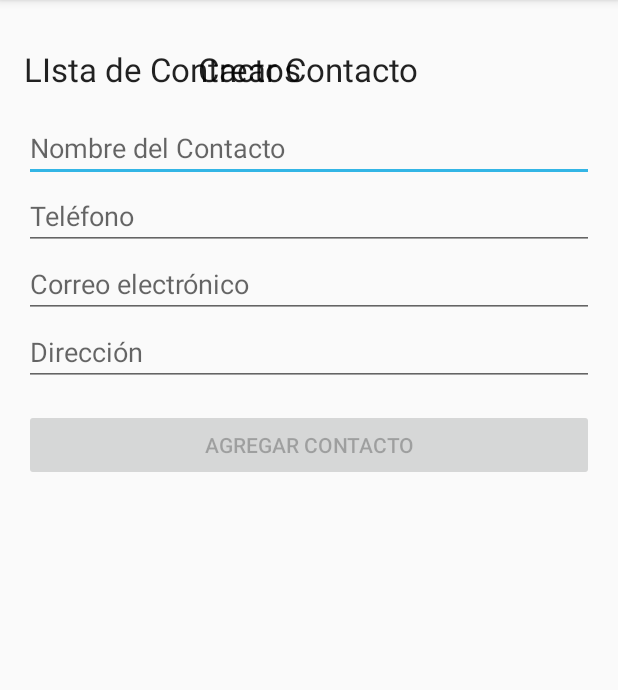
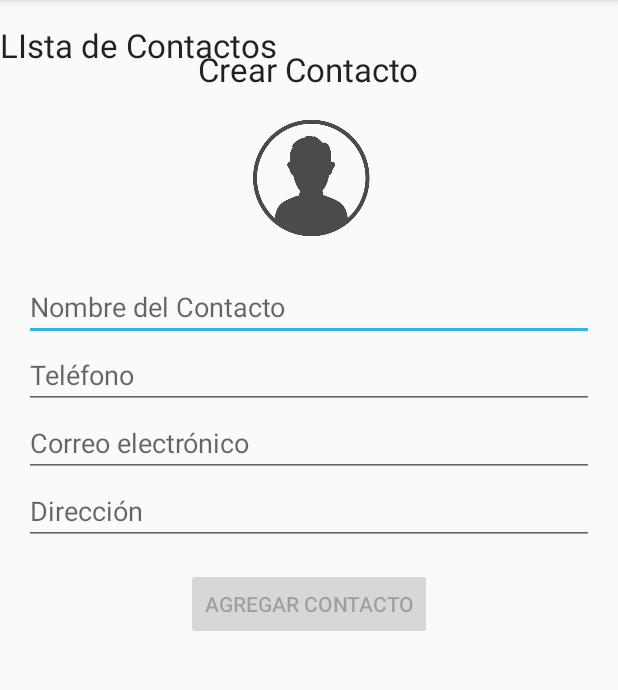
Before and after one commit to githubrepositorio/MisContactos, an Android app: the screen it shows after launch (MainActivity), on a phone screen of 412 x 824 dp, the part 84-774 px from its top. Run offline under Robolectric (Android 15) with nearby library versions, the phone set to English and light mode, and no system bars.

Commit message:
Actualizacion 14-03-2016 12.48 AM

```diff
--- a/app/src/main/java/com/acmel/proyecto/miscontactos/MainActivity.java
+++ b/app/src/main/java/com/acmel/proyecto/miscontactos/MainActivity.java
@@ -1,14 +1,19 @@
 package com.acmel.proyecto.miscontactos;
 
+import android.content.Intent;
+import android.os.Build;
 import android.support.v7.app.AppCompatActivity;
 import android.os.Bundle;
 import android.view.View;
+import android.widget.ArrayAdapter;
 import android.widget.Button;
 import android.widget.EditText;
+import android.widget.ImageView;
 import android.widget.ListView;
 import android.widget.TabHost;
 import android.widget.Toast;
 
+import com.acmel.proyecto.miscontactos.util.ContactListAdapter;
 import com.acmel.proyecto.miscontactos.util.Contacto;
 import com.acmel.proyecto.miscontactos.util.TextChangedListener;
 
@@ -18,16 +23,25 @@ import java.util.List;
 public class MainActivity extends AppCompatActivity {
 
     private EditText txtNombre, txtTelefono, txtEmail, txtDireccion;
-    private List<Contacto> contactos = new ArrayList<Contacto>();
+    private ArrayAdapter<Contacto> adapter;
     private ListView contactsListView;
+    private ImageView imgViewContacto;
     private Button btnAgregar;
+    private int request_code = 1;
 
     @Override
     protected void onCreate(Bundle savedInstanceState) {
         super.onCreate(savedInstanceState);
         setContentView(R.layout.activity_main);
         inicializarComponentesUI();
+        inicializarListaContactos();
         inicializarTabs();
+    }
+
+    private void inicializarListaContactos() {
+        adapter = new ContactListAdapter(this,new ArrayList<Contacto>());
+        contactsListView.setAdapter(adapter);
+
     }
 
     private void inicializarTabs() {
@@ -101,16 +115,14 @@ public class MainActivity extends AppCompatActivity {
         String mesg = String.format("%s ha sido agregado a la lista!",txtNombre.getText());
         Toast.makeText(this, mesg, Toast.LENGTH_SHORT).show();
         btnAgregar.setEnabled(false);
-        inicializarListView();
         limpíarCampos();
     }
 
-    private void inicializarListView() {
 
-    }
 
     private void agregarContacto(String nombre, String telefono, String email, String direccion) {
-        contactos.add(new Contacto(nombre,telefono,email,direccion));
+        Contacto nuevo = new Contacto(nombre,telefono,email,direccion);
+        adapter.add(nuevo);
     }
 
     private void limpíarCampos() {
@@ -137,4 +149,23 @@ public class MainActivity extends AppCompatActivity {
             btnAgregar.setEnabled(false);
         }
     }
-    }
+
+    public void onImgClik(View view) {
+        Intent intent = null;
+        //Verificamos la version de la plataforma
+        if(Build.VERSION.SDK_INT < 19 ){
+            //android JellyBean 4.3 o anteriores
+            intent = new Intent();
+            intent.setAction(Intent.ACTION_GET_CONTENT);
+            intent.setType("image/*");
+            startActivityForResult(intent,request_code);
+
+
+        }else{
+            //android KitKat  4.4 o superiores
+            intent = new Intent(Intent.ACTION_OPEN_DOCUMENT);
+            intent.addCategory(Intent.CATEGORY_OPENABLE);
+            intent.setType("image/*");
+            startActivityForResult(intent,request_code);
+        }
+}}
--- a/app/src/main/res/layout/activity_main.xml
+++ b/app/src/main/res/layout/activity_main.xml
@@ -35,7 +35,8 @@
                     android:id="@+id/tab1"
                     android:layout_width="match_parent"
                     android:layout_height="match_parent"
-                    android:orientation="vertical">
+                    android:orientation="vertical"
+                    android:layout_margin="16dp">
 
                     <TextView
                         android:layout_width="wrap_content"
@@ -47,6 +48,16 @@
                         android:layout_centerHorizontal="true"
                         android:layout_marginTop="15dp"
                         android:layout_gravity="center_horizontal" />
+
+                    <ImageView
+                        android:layout_width="96dp"
+                        android:layout_height="96dp"
+                        android:id="@+id/imageView"
+                        android:layout_gravity="center_horizontal"
+                        android:layout_marginTop="10dp"
+                        android:scaleType="fitCenter"
+                        android:src="@drawable/contacto"
+                        android:onClick="onImgClik"/>
 
                     <EditText
                         android:layout_width="match_parent"
@@ -90,14 +101,15 @@
                         android:hint="Dirección" />
 
                     <Button
-                        android:layout_width="match_parent"
+                        android:layout_width="wrap_content"
                         android:layout_height="wrap_content"
                         android:text="Agregar Contacto"
                         android:id="@+id/btnAgregar"
                         android:layout_below="@+id/cmpDireccion"
                         android:layout_centerHorizontal="true"
                         android:layout_marginTop="15dp"
-                        android:onClick="onClick"/>
+                        android:onClick="onClick"
+                        android:layout_gravity="center_horizontal" />
                 </LinearLayout>
 
                 <LinearLayout
--- a/app/src/main/res/values/dimens.xml
+++ b/app/src/main/res/values/dimens.xml
@@ -1,5 +1,5 @@
 <resources>
     <!-- Default screen margins, per the Android Design guidelines. -->
-    <dimen name="activity_horizontal_margin">16dp</dimen>
-    <dimen name="activity_vertical_margin">16dp</dimen>
+    <dimen name="activity_horizontal_margin">0dp</dimen>
+    <dimen name="activity_vertical_margin">0dp</dimen>
 </resources>
```
Also changed, not shown: app/src/main/res/drawable/contacto.png (added).
